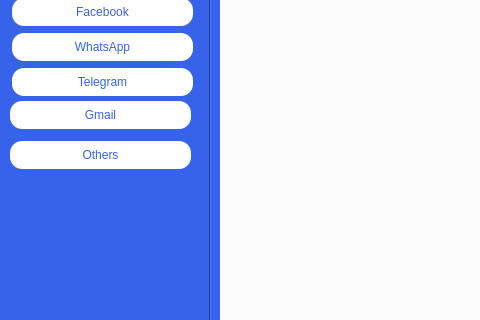
First picture: the form in web.ui, repository AfolabiSunday/WebBrowser, before the edit; both pictures show x 0 to 480 and y 189 to 509 of the 794 by 591 pixel window.
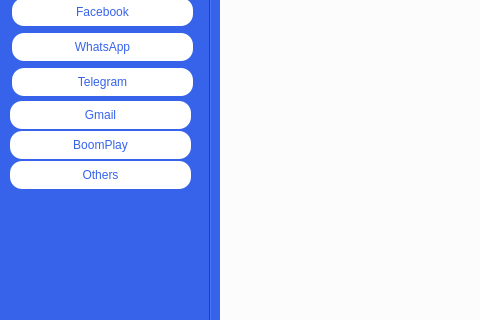
Second picture: the form after the edit. Icons and pictures are not drawn.

Diff of the .ui file:
```diff
--- a/web.ui
+++ b/web.ui
@@ -402,7 +402,7 @@
     <property name="geometry">
      <rect>
       <x>10</x>
-      <y>330</y>
+      <y>350</y>
       <width>181</width>
       <height>28</height>
      </rect>
@@ -462,6 +462,38 @@
      </size>
     </property>
    </widget>
+   <widget class="QPushButton" name="pushButton_12">
+    <property name="geometry">
+     <rect>
+      <x>10</x>
+      <y>320</y>
+      <width>181</width>
+      <height>28</height>
+     </rect>
+    </property>
+    <property name="styleSheet">
+     <string notr="true">background-color: rgb(54, 99, 234);
+color: rgb(54, 99, 234);
+background-color: rgb(255, 255, 255);
+font: 75 10pt &quot;Verdana&quot;;
+border-radius: 12px;
+
+</string>
+    </property>
+    <property name="text">
+     <string>BoomPlay</string>
+    </property>
+    <property name="icon">
+     <iconset resource="icons.qrc">
+      <normaloff>:/icons/boomplayer.png</normaloff>:/icons/boomplayer.png</iconset>
+    </property>
+    <property name="iconSize">
+     <size>
+      <width>32</width>
+      <height>32</height>
+     </size>
+    </property>
+   </widget>
   </widget>
   <widget class="QMenuBar" name="menubar">
    <property name="geometry">
```
Left out of the diff: 1 changed line with no effect on the pictures.
